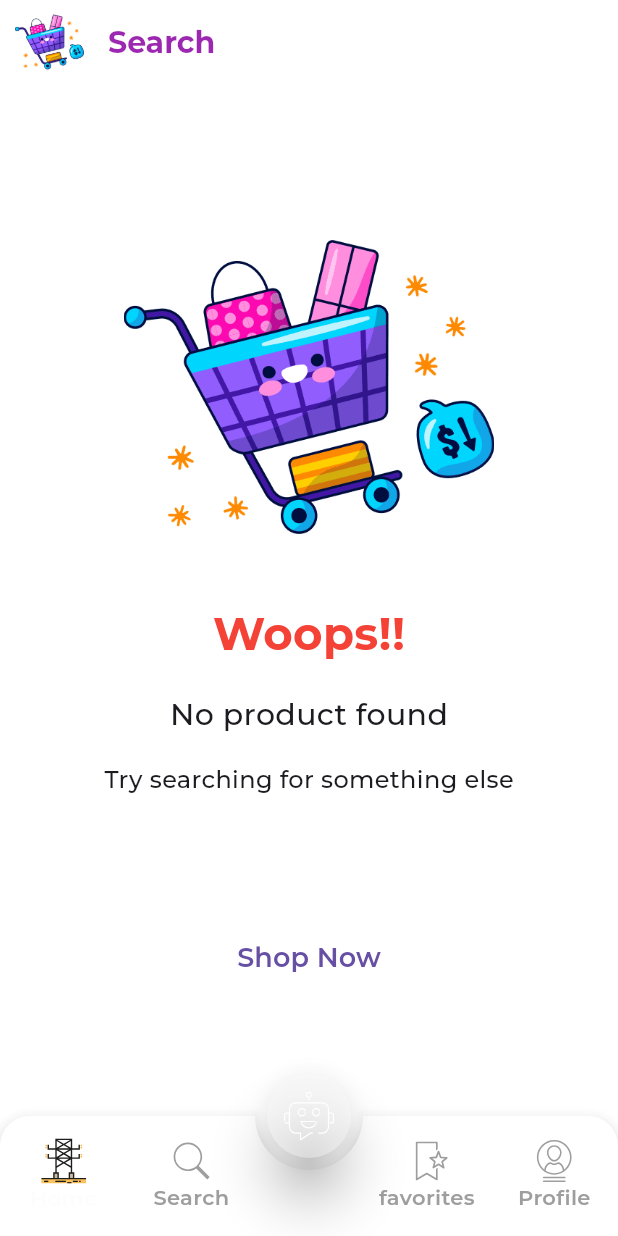
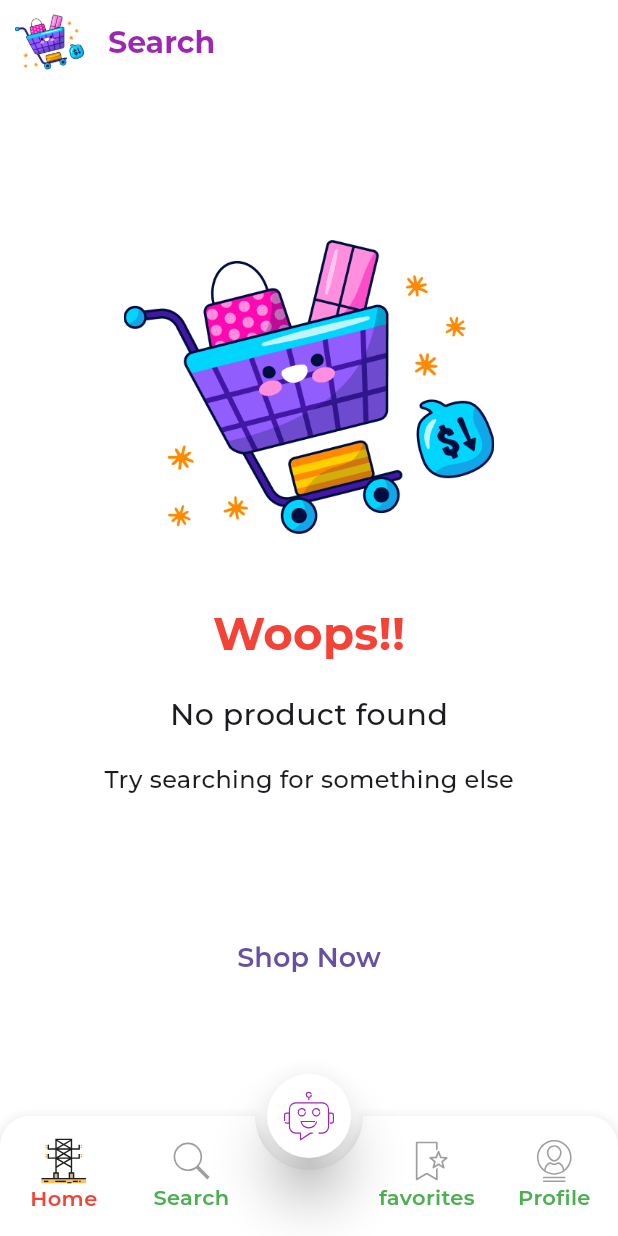
Before and after one commit to engbasel/CircuitHub, a Flutter app: the CustomBottomNavBar screen opened by its route, swiped to page 2, on a phone screen of 412 x 824 dp. Run offline on Flutter 3.47's test engine with Material 3 defaults, Android fonts, the light colour scheme and no system bars; drawn by our look-alikes of shimmer, stylish_bottom_bar; our stand-ins replace card_swiper, cloud_firestore, dash_chat_2, dots_indicator, fancy_shimmer_image, firebase_auth and 13 more; missing offline and left inert: dynamic_height_grid_view; accounts and stored records are empty; project files that could hold a hidden picture were left out.

Commit message:
`Refactor: Replace 'custom_bottom_nav_bar.dart' with 'custom_bottom_nav_bar.dart' in multiple files`

```diff
--- a/lib/custom_bottom_nav_bar.dart
+++ b/lib/Core/Widget/custom_bottom_nav_bar.dart
@@ -3,7 +3,7 @@ import 'dart:async';
 import 'package:flutter/material.dart';
 import 'package:flutter_svg/flutter_svg.dart';
 import 'package:lottie/lottie.dart';
-import 'package:store/Core/Utils/app_colors.dart';
+import 'package:shimmer/shimmer.dart';
 import 'package:store/Core/Utils/assets.dart';
 import 'package:store/Featuers/Chat/presentation/views/chat_bot_view.dart';
 import 'package:store/Featuers/Nav_Bar_Pages/Presentation/Views/Widget/cart/cart_view.dart';
@@ -133,7 +133,11 @@ class _CustomBottomNavBarState extends State<CustomBottomNavBar> {
       onPressed: () {
         Navigator.of(context).pushNamed(ChatBotView.routeName);
       },
-      backgroundColor: AppColors.lightCardColor,
+      // backgroundColor: AppColors.lightCardColor,
+      backgroundColor: Colors.white,
+      child: Shimmer.fromColors(
+        baseColor: Colors.purple,
+        highlightColor: Colors.red,
         child: Lottie.asset(
           'assets/electronics/Chatbot.json',
           height: 40,
@@ -141,6 +145,7 @@ class _CustomBottomNavBarState extends State<CustomBottomNavBar> {
           fit: BoxFit.contain,
           repeat: shouldAnimateLottie,
           animate: shouldAnimateLottie,
+        ),
       ),
     );
   }
@@ -156,7 +161,8 @@ class _CustomBottomNavBarState extends State<CustomBottomNavBar> {
         asset,
         height: 30,
       ),
-      selectedColor: AppColors.lightCardColor,
+      selectedColor: Colors.red,
+      unSelectedColor: Colors.green,
       title: Text(label),
     );
   }
--- a/lib/Featuers/authUseingProvider/google_btn.dart
+++ b/lib/Featuers/authUseingProvider/google_btn.dart
@@ -12,7 +12,7 @@ import 'package:store/Core/Utils/my_app_method.dart';
 import 'dart:developer';
 
 import 'package:store/Featuers/authUseingProvider/social_login_button.dart';
-import 'package:store/custom_bottom_nav_bar.dart';
+import 'package:store/Core/Widget/custom_bottom_nav_bar.dart';
 
 class GoogleButton extends StatefulWidget {
   const GoogleButton({super.key});
--- a/lib/Featuers/authUseingProvider/login.dart
+++ b/lib/Featuers/authUseingProvider/login.dart
@@ -19,7 +19,7 @@ import 'package:store/Featuers/authUseingProvider/or_divider.dart';
 import 'package:store/Featuers/authUseingProvider/password_field.dart';
 import 'package:store/Featuers/authUseingProvider/social_login_button.dart';
 import 'package:store/constans.dart';
-import 'package:store/custom_bottom_nav_bar.dart';
+import 'package:store/Core/Widget/custom_bottom_nav_bar.dart';
 
 class LoginVeiw extends StatefulWidget {
   static const routeName = 'LoginVeiw';
--- a/lib/Featuers/authUseingProvider/register.dart
+++ b/lib/Featuers/authUseingProvider/register.dart
@@ -17,7 +17,7 @@ import 'package:store/Featuers/authUseingProvider/have_an_account_widget.dart';
 import 'package:store/Featuers/authUseingProvider/password_field.dart';
 import 'package:store/Featuers/authUseingProvider/pick_image_widget.dart';
 import 'package:store/constans.dart';
-import 'package:store/custom_bottom_nav_bar.dart';
+import 'package:store/Core/Widget/custom_bottom_nav_bar.dart';
 
 class RegisterScreen extends StatefulWidget {
   static const routeName = '/RegisterScreen';
--- a/lib/main.dart
+++ b/lib/main.dart
@@ -17,7 +17,7 @@ import 'package:store/Featuers/authUseingProvider/forgot_password_view.dart';
 import 'package:store/Featuers/authUseingProvider/login.dart';
 import 'package:store/Featuers/authUseingProvider/register.dart';
 import 'package:store/Featuers/splash/presentation/views/splashview.dart';
-import 'package:store/custom_bottom_nav_bar.dart';
+import 'package:store/Core/Widget/custom_bottom_nav_bar.dart';
 import 'package:store/firebase_options.dart';
 import 'package:store/providers/cart_provider.dart';
 import 'package:store/providers/order_provider.dart';
```
Lines whose indentation alone changed are shown as unchanged.
